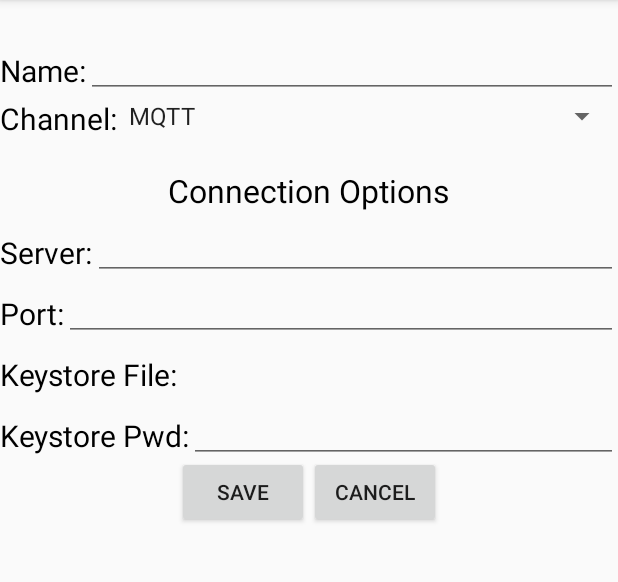
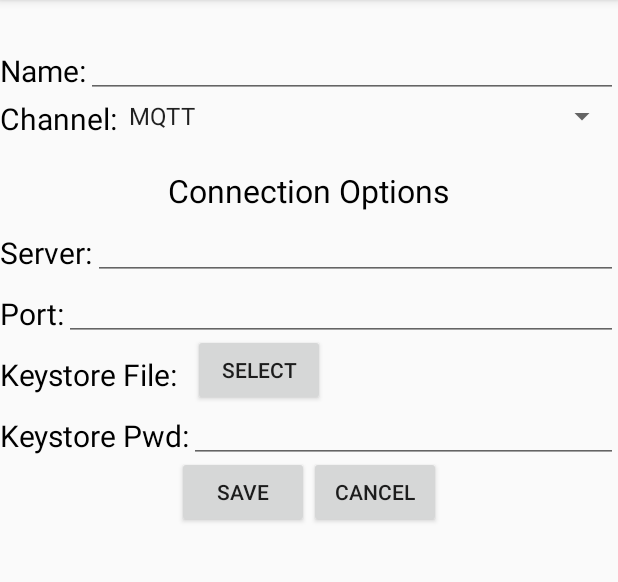
Before and after one commit to SamsonChoo/mqtt-android-thingsboard-secure, an Android app: the screen it shows after launch (Configuration), after a tap on "ADD CONFIGURATION", on a phone screen of 412 x 824 dp, the part 84-666 px from its top. Run offline under Robolectric (Android 15) with nearby library versions, the phone set to English and light mode, and no system bars.

Commit message:
Add file selecting feature

```diff
--- a/app/src/main/res/layout/activity_configuration.xml
+++ b/app/src/main/res/layout/activity_configuration.xml
@@ -163,6 +163,23 @@
             android:textSize="20sp"
             android:textColor="@color/black"
             android:layout_marginTop="13dp"/>
+        <TextView
+            android:id="@+id/fileName"
+            android:layout_width="wrap_content"
+            android:layout_height="wrap_content"
+            android:textSize="15sp"
+            android:layout_below="@id/port"
+            android:layout_toRightOf="@id/keyFile"
+            android:layout_marginTop="13dp"
+            android:layout_marginLeft="5dp"/>
+        <Button
+            android:id="@+id/selectFile"
+            android:layout_width="wrap_content"
+            android:layout_height="wrap_content"
+            android:text="@string/select"
+            android:layout_below="@id/port"
+            android:layout_toRightOf="@id/fileName"
+            android:layout_marginLeft="5dp"/>
 
         <TextView
             android:id="@+id/keyPwd"
```
Also changed, not shown: app/src/main/java/com/example/chooh/myapplication/Configuration.java (+65 -0 lines), app/src/main/java/com/example/chooh/myapplication/Info.java (+52 -3 lines), app/src/main/java/com/example/chooh/myapplication/Main.java (+4 -7 lines).
